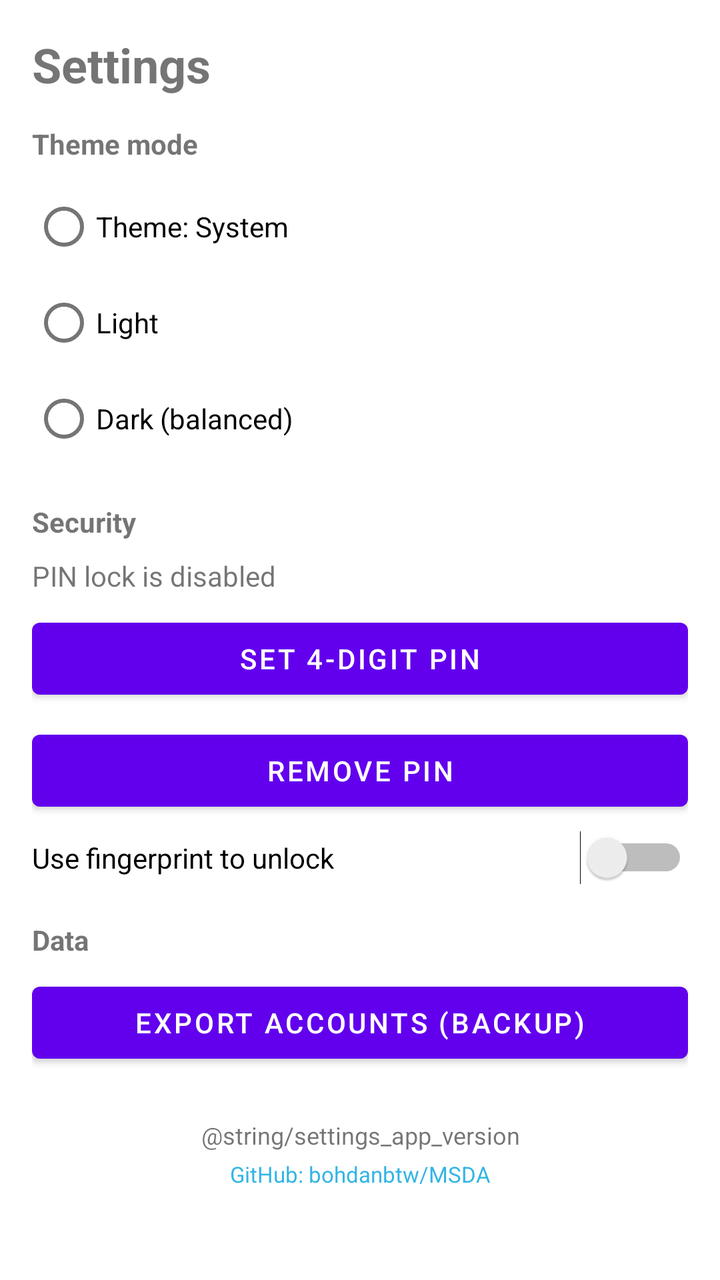
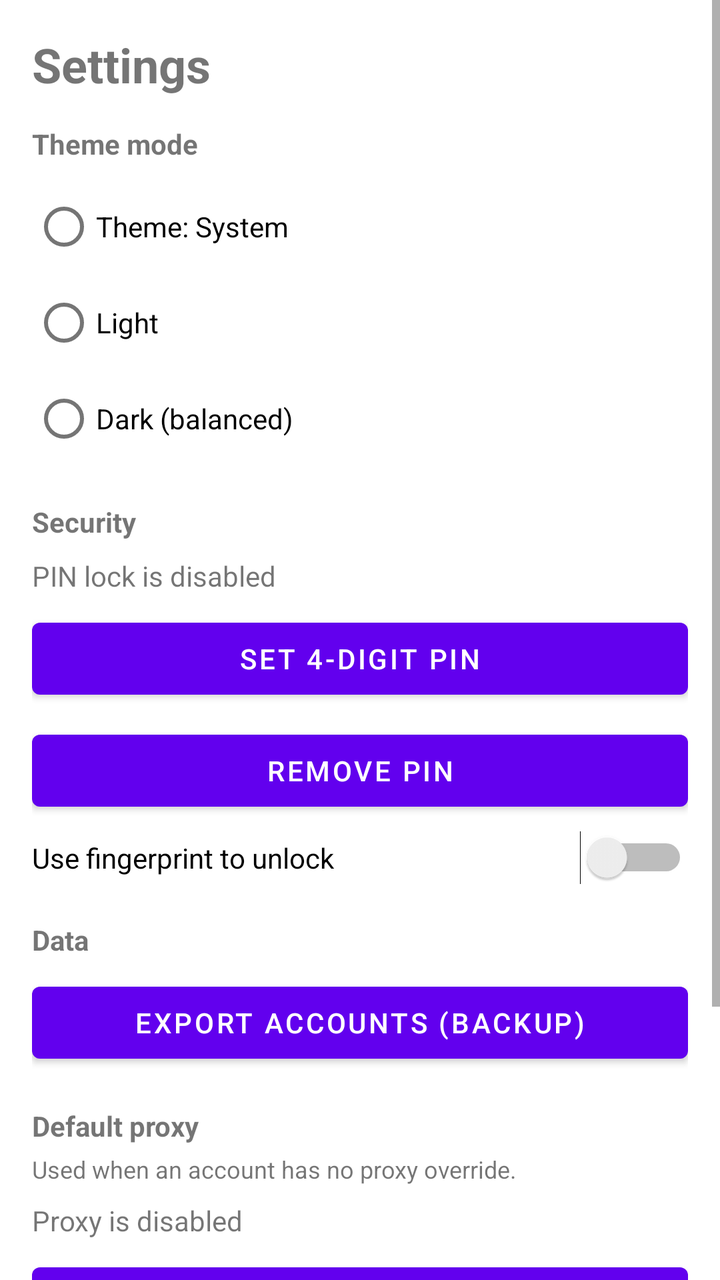

Before-and-after screenshots of an Android layout around one commit, followed by the original layout XML and the change that was made.
<!-- AndroidManifest.xml: application theme Theme.MSDA -->
<!-- res/layout/activity_settings.xml -->
<?xml version="1.0" encoding="utf-8"?>
<ScrollView xmlns:android="http://schemas.android.com/apk/res/android"
    android:layout_width="match_parent"
    android:layout_height="match_parent">

    <LinearLayout
        android:layout_width="match_parent"
        android:layout_height="wrap_content"
        android:orientation="vertical"
        android:padding="16dp">

        <TextView
            android:layout_width="match_parent"
            android:layout_height="wrap_content"
            android:text="@string/settings"
            android:textSize="24sp"
            android:textStyle="bold" />

        <TextView
            android:layout_width="match_parent"
            android:layout_height="wrap_content"
            android:layout_marginTop="14dp"
            android:text="@string/theme_mode_title"
            android:textStyle="bold" />

        <RadioGroup
            android:id="@+id/radioThemeGroup"
            android:layout_width="match_parent"
            android:layout_height="wrap_content"
            android:layout_marginTop="8dp">

            <RadioButton
                android:id="@+id/radioThemeSystem"
                android:layout_width="match_parent"
                android:layout_height="wrap_content"
                android:text="@string/theme_system" />

            <RadioButton
                android:id="@+id/radioThemeLight"
                android:layout_width="match_parent"
                android:layout_height="wrap_content"
                android:text="@string/theme_light" />

            <RadioButton
                android:id="@+id/radioThemeDark"
                android:layout_width="match_parent"
                android:layout_height="wrap_content"
                android:text="@string/theme_dark_soft" />
        </RadioGroup>

        <TextView
            android:layout_width="match_parent"
            android:layout_height="wrap_content"
            android:layout_marginTop="18dp"
            android:text="@string/security_title"
            android:textStyle="bold" />

        <TextView
            android:id="@+id/txtPinLockStatus"
            android:layout_width="match_parent"
            android:layout_height="wrap_content"
            android:layout_marginTop="8dp"
            android:text="@string/pin_lock_not_set" />

        <Button
            android:id="@+id/btnSetPinLock"
            android:layout_width="match_parent"
            android:layout_height="wrap_content"
            android:layout_marginTop="8dp"
            android:text="@string/set_pin_lock" />

        <Button
            android:id="@+id/btnRemovePinLock"
            android:layout_width="match_parent"
            android:layout_height="wrap_content"
            android:layout_marginTop="8dp"
            android:text="@string/remove_pin_lock" />

        <Switch
            android:id="@+id/switchBiometricUnlock"
            android:layout_width="match_parent"
            android:layout_height="wrap_content"
            android:layout_marginTop="6dp"
            android:text="@string/biometric_unlock" />

        <TextView
            android:layout_width="match_parent"
            android:layout_height="wrap_content"
            android:layout_marginTop="18dp"
            android:text="@string/data_title"
            android:textStyle="bold" />

        <Button
            android:id="@+id/btnExportMafiles"
            android:layout_width="match_parent"
            android:layout_height="wrap_content"
            android:layout_marginTop="8dp"
            android:text="@string/export_mafiles" />

        <LinearLayout
            android:layout_width="match_parent"
            android:layout_height="wrap_content"
            android:layout_marginTop="24dp"
            android:gravity="center"
            android:orientation="vertical">

            <TextView
                android:layout_width="match_parent"
                android:layout_height="wrap_content"
                android:gravity="center"
                android:text="@string/settings_app_version"
                android:textSize="12sp" />

            <TextView
                android:id="@+id/txtGithubLink"
                android:layout_width="match_parent"
                android:layout_height="wrap_content"
                android:layout_marginTop="4dp"
                android:clickable="true"
                android:focusable="true"
                android:gravity="center"
                android:text="@string/github_repository"
                android:textColor="@android:color/holo_blue_light"
                android:textSize="11sp" />
        </LinearLayout>
    </LinearLayout>
</ScrollView>
<!-- resources referenced by this layout -->
<resources>
  <string name="biometric_unlock">Use fingerprint to unlock</string>
  <string name="data_title">Data</string>
  <string name="export_mafiles">Export accounts (backup)</string>
  <string name="github_repository">GitHub: bohdanbtw/MSDA</string>
  <string name="pin_lock_not_set">PIN lock is disabled</string>
  <string name="remove_pin_lock">Remove PIN</string>
  <string name="security_title">Security</string>
  <string name="set_pin_lock">Set 4-digit PIN</string>
  <string name="settings">Settings</string>
  <string name="theme_dark_soft">Dark (balanced)</string>
  <string name="theme_light">Light</string>
  <string name="theme_mode_title">Theme mode</string>
  <string name="theme_system">Theme: System</string>
  <style name="Theme.MSDA" parent="Theme.MaterialComponents.DayNight.NoActionBar">
          <item name="android:statusBarColor">#FFFFFF</item>
          <item name="android:navigationBarColor">#FFFFFF</item>
          <item name="android:windowLightStatusBar">true</item>
          <item name="android:windowLightNavigationBar">true</item>
          <item name="colorPrimary">#6200EE</item>
          <item name="colorPrimaryVariant">#4B00C9</item>
          <item name="colorSecondary">#03DAC5</item>
          <item name="android:windowBackground">#FFFFFF</item>
      </style>
</resources>

<!-- the commit's change to res/layout/activity_settings.xml (unified diff, before → after) -->
@@ -97,6 +97,56 @@
             android:layout_marginTop="8dp"
             android:text="@string/export_mafiles" />
 
+        <TextView
+            android:layout_width="match_parent"
+            android:layout_height="wrap_content"
+            android:layout_marginTop="18dp"
+            android:text="@string/default_proxy_title"
+            android:textStyle="bold" />
+
+        <TextView
+            android:layout_width="match_parent"
+            android:layout_height="wrap_content"
+            android:layout_marginTop="4dp"
+            android:text="@string/default_proxy_hint"
+            android:textSize="12sp" />
+
+        <TextView
+            android:id="@+id/txtDefaultProxyStatus"
+            android:layout_width="match_parent"
+            android:layout_height="wrap_content"
+            android:layout_marginTop="8dp"
+            android:text="@string/proxy_status_disabled" />
+
+        <Button
+            android:id="@+id/btnDefaultProxy"
+            android:layout_width="match_parent"
+            android:layout_height="wrap_content"
+            android:layout_marginTop="8dp"
+            android:text="@string/proxy_configure_default" />
+
+        <LinearLayout
+            android:layout_width="match_parent"
+            android:layout_height="wrap_content"
+            android:layout_marginTop="8dp"
+            android:orientation="horizontal">
+
+            <Button
+                android:id="@+id/btnCheckUpdates"
+                android:layout_width="0dp"
+                android:layout_height="wrap_content"
+                android:layout_weight="1"
+                android:text="@string/check_for_updates" />
+
+            <Button
+                android:id="@+id/btnOpenRelease"
+                android:layout_width="0dp"
+                android:layout_height="wrap_content"
+                android:layout_marginStart="8dp"
+                android:layout_weight="1"
+                android:text="@string/open_release" />
+        </LinearLayout>
+
         <LinearLayout
             android:layout_width="match_parent"
             android:layout_height="wrap_content"
<!-- resource entries referenced after the edit -->
@@ -1,10 +1,16 @@
 <!-- resources referenced by this layout -->
 <resources>
   <string name="biometric_unlock">Use fingerprint to unlock</string>
+  <string name="check_for_updates">Check for updates</string>
   <string name="data_title">Data</string>
+  <string name="default_proxy_hint">Used when an account has no proxy override.</string>
+  <string name="default_proxy_title">Default proxy</string>
   <string name="export_mafiles">Export accounts (backup)</string>
   <string name="github_repository">GitHub: bohdanbtw/MSDA</string>
+  <string name="open_release">Open Release</string>
   <string name="pin_lock_not_set">PIN lock is disabled</string>
+  <string name="proxy_configure_default">Configure default proxy</string>
+  <string name="proxy_status_disabled">Proxy is disabled</string>
   <string name="remove_pin_lock">Remove PIN</string>
   <string name="security_title">Security</string>
   <string name="set_pin_lock">Set 4-digit PIN</string>
